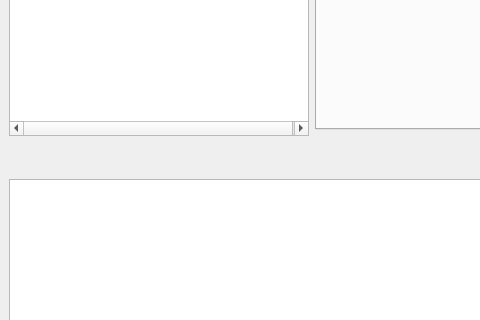
The window that resource/ROSLab.ui (sem23/roslab_ide) describes before a commit, drawn with Qt 5; both pictures show x 0 to 480 and y 398 to 718 of the 1240 by 800 pixel window.
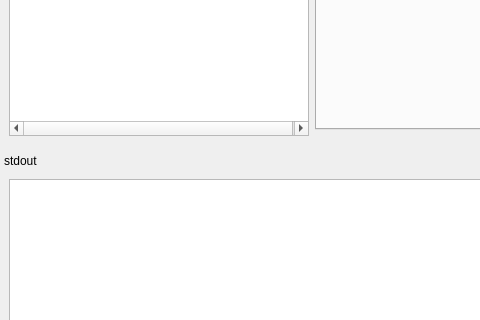
The same window after the commit.

Commit message:
Changed allowed areas for stdout dock widget.
- Changed allowed areas for stdout dock widget. Now only bottom area is
allowed.

```diff
--- a/resource/ROSLab.ui
+++ b/resource/ROSLab.ui
@@ -144,6 +144,12 @@
    <addaction name="menuWindows"/>
   </widget>
   <widget class="QDockWidget" name="stdOutDockWidget">
+   <property name="allowedAreas">
+    <set>Qt::BottomDockWidgetArea</set>
+   </property>
+   <property name="windowTitle">
+    <string>stdout</string>
+   </property>
    <attribute name="dockWidgetArea">
     <number>8</number>
    </attribute>
```
